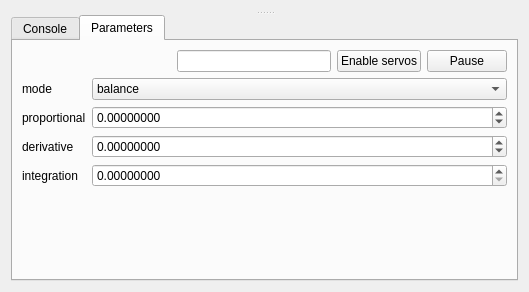
trnila/balancer_debugger, file control.ui: the form before one commit.
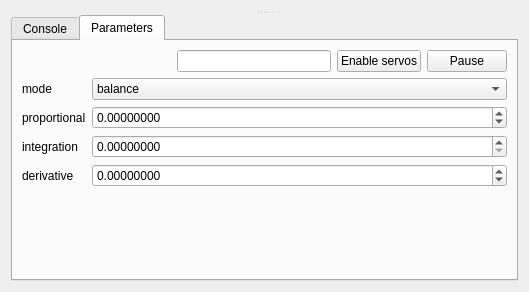
The form after the commit.

Commit message: changed order of constants to PID

```diff
--- a/control.ui
+++ b/control.ui
@@ -132,13 +132,6 @@
             </property>
            </widget>
           </item>
-          <item row="2" column="0">
-           <widget class="QLabel" name="label_3">
-            <property name="text">
-             <string>derivative</string>
-            </property>
-           </widget>
-          </item>
           <item row="1" column="1">
            <widget class="QDoubleSpinBox" name="const_p">
             <property name="decimals">
@@ -152,7 +145,28 @@
             </property>
            </widget>
           </item>
+          <item row="2" column="0">
+           <widget class="QLabel" name="label_4">
+            <property name="text">
+             <string>integration</string>
+            </property>
+           </widget>
+          </item>
           <item row="2" column="1">
+           <widget class="QDoubleSpinBox" name="const_i">
+            <property name="decimals">
+             <number>8</number>
+            </property>
+           </widget>
+          </item>
+          <item row="3" column="0">
+           <widget class="QLabel" name="label_3">
+            <property name="text">
+             <string>derivative</string>
+            </property>
+           </widget>
+          </item>
+          <item row="3" column="1">
            <widget class="QDoubleSpinBox" name="const_d">
             <property name="decimals">
              <number>8</number>
@@ -165,20 +179,6 @@
             </property>
            </widget>
           </item>
-          <item row="3" column="0">
-           <widget class="QLabel" name="label_4">
-            <property name="text">
-             <string>integration</string>
-            </property>
-           </widget>
-          </item>
-          <item row="3" column="1">
-           <widget class="QDoubleSpinBox" name="const_i">
-            <property name="decimals">
-             <number>8</number>
-            </property>
-           </widget>
-          </item>
          </layout>
         </item>
        </layout>
```
The commit also changes 1 other file.
